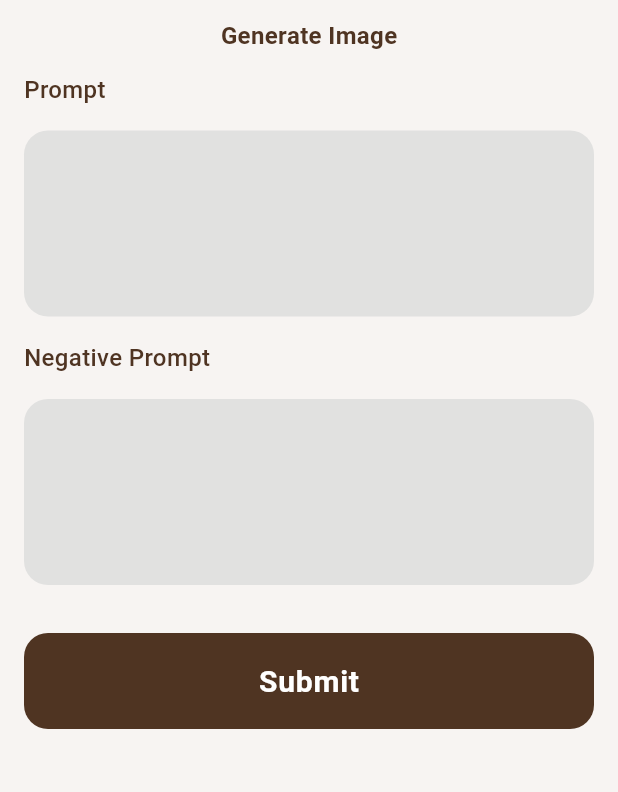
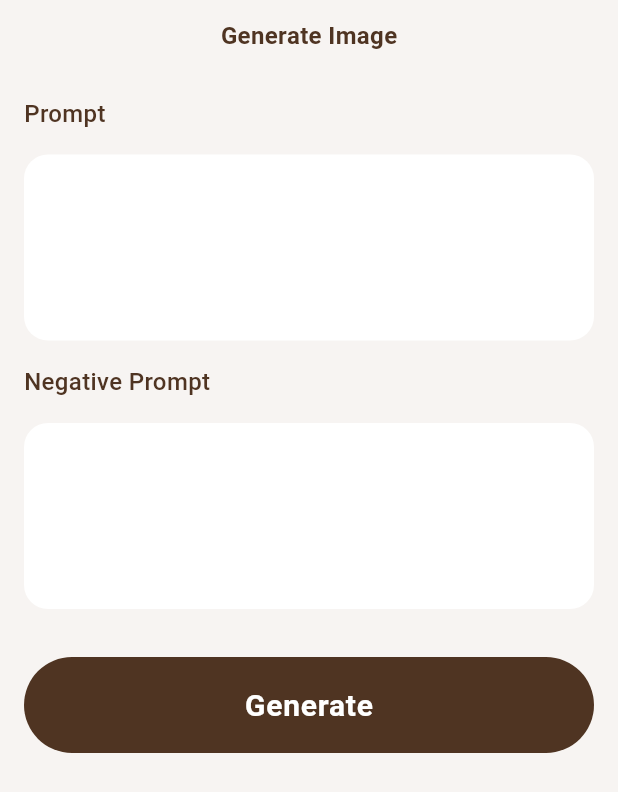
Before and after one commit to irvingdinh/impasto-flutter, a Flutter app: the screen it shows after launch, after a tap on "Generate Image", on a phone screen of 412 x 824 dp. Shown: the top 792 px of the screen. Run offline on Flutter 3.47's test engine with Material 3 defaults, Android fonts, the phone set to English and light mode, and no system bars; our stand-ins replace firebase_auth, firebase_core, firebase_crashlytics, package_info_plus; accounts and stored records are empty.

```diff
--- a/lib/core/theme.dart
+++ b/lib/core/theme.dart
@@ -162,4 +162,5 @@ class Freud {
   static const double space = 16;
   static const double borderRadius = 16;
   static const double borderRadiusSmall = 8;
+  static const double borderRadiusCircle = 9999;
 }
--- a/lib/crafts/screens/show/show.dart
+++ b/lib/crafts/screens/show/show.dart
@@ -28,6 +28,12 @@ class _ShowScreenState extends State<ShowScreen> {
     for (final input in widget.craft.inputs) {
       final controller = TextEditingController();
       inputToController[input.name] = controller;
+    }
+  }
+
+  void onSubmit() {
+    for (final input in widget.craft.inputs) {
+      inputToController[input.name];
     }
   }
 
@@ -80,9 +86,10 @@ class _ShowScreenState extends State<ShowScreen> {
               child: SingleChildScrollView(
                 child: Column(
                   children: [
+                    const SizedBox(height: Freud.space),
                     ...fields,
                     const SizedBox(height: Freud.space),
-                    const CraftInputSubmit(),
+                    CraftInputSubmit(onTap: onSubmit),
                   ],
                 ),
               ),
--- a/lib/crafts/widgets/inputs/submit.dart
+++ b/lib/crafts/widgets/inputs/submit.dart
@@ -3,7 +3,12 @@ import 'package:flutter/material.dart';
 import 'package:impasto/core/theme.dart';
 
 class CraftInputSubmit extends StatelessWidget {
-  const CraftInputSubmit({super.key});
+  const CraftInputSubmit({
+    super.key,
+    required this.onTap,
+  });
+
+  final void Function() onTap;
 
   @override
   Widget build(BuildContext context) {
@@ -19,13 +24,11 @@ class CraftInputSubmit extends StatelessWidget {
         right: padding.right + Freud.space,
       ),
       child: InkWell(
-        onTap: () {
-          //
-        },
+        onTap: onTap,
         child: Container(
           decoration: BoxDecoration(
-            color: isLight ? Freud.brown80 : Freud.brown80,
-            borderRadius: BorderRadius.circular(Freud.borderRadius),
+            color: isLight ? Freud.brown80 : Freud.brown60,
+            borderRadius: BorderRadius.circular(Freud.borderRadiusCircle),
           ),
           width: double.infinity,
           height: 64,
@@ -33,9 +36,9 @@ class CraftInputSubmit extends StatelessWidget {
             mainAxisAlignment: MainAxisAlignment.center,
             children: [
               Text(
-                'Submit',
+                'Generate',
                 style: theme.textTheme.bodyLarge!.copyWith(
-                  color: isLight ? Colors.white : Colors.black,
+                  color: isLight ? Colors.white : Colors.white,
                   fontWeight: FontWeight.bold,
                 ),
               ),
--- a/lib/crafts/widgets/inputs/textarea.dart
+++ b/lib/crafts/widgets/inputs/textarea.dart
@@ -42,7 +42,7 @@ class CraftInputTextarea extends StatelessWidget {
               ),
               contentPadding: const EdgeInsets.all(Freud.space),
               filled: true,
-              fillColor: isLight ? Freud.gray20 : Freud.brown90,
+              fillColor: isLight ? Colors.white : Freud.brown90,
               border: OutlineInputBorder(
                 borderRadius: BorderRadius.circular(Freud.borderRadius),
                 borderSide: BorderSide.none,
--- a/lib/main.dart
+++ b/lib/main.dart
@@ -1,9 +1,18 @@
 import 'package:flutter/material.dart';
+
+import 'package:firebase_core/firebase_core.dart';
 
 import 'package:impasto/core/theme.dart';
 import 'package:impasto/crafts/screens/index/index.dart';
+import 'package:impasto/firebase_options.dart';
 
-void main() {
+void main() async {
+  WidgetsFlutterBinding.ensureInitialized();
+
+  await Firebase.initializeApp(
+    options: DefaultFirebaseOptions.currentPlatform,
+  );
+
   runApp(const MyApp());
 }
 
--- a/pubspec.yaml
+++ b/pubspec.yaml
@@ -35,6 +35,11 @@ dependencies:
   # The following adds the Cupertino Icons font to your application.
   # Use with the CupertinoIcons class for iOS style icons.
   cupertino_icons: ^1.0.6
+  firebase_core: ^3.1.0
+  package_info_plus: ^8.0.0
+  firebase_auth: ^5.1.0
+  firebase_crashlytics: ^4.0.1
+  http: ^1.2.1
 
 dev_dependencies:
   flutter_test:
```
Also changed, not shown: lib/core/models/api.dart (added, +58 -0 lines), lib/core/services/api.dart (added, +71 -0 lines), firebase.json (added), lib/firebase_options.dart (added), pubspec.lock, 10 other files.
